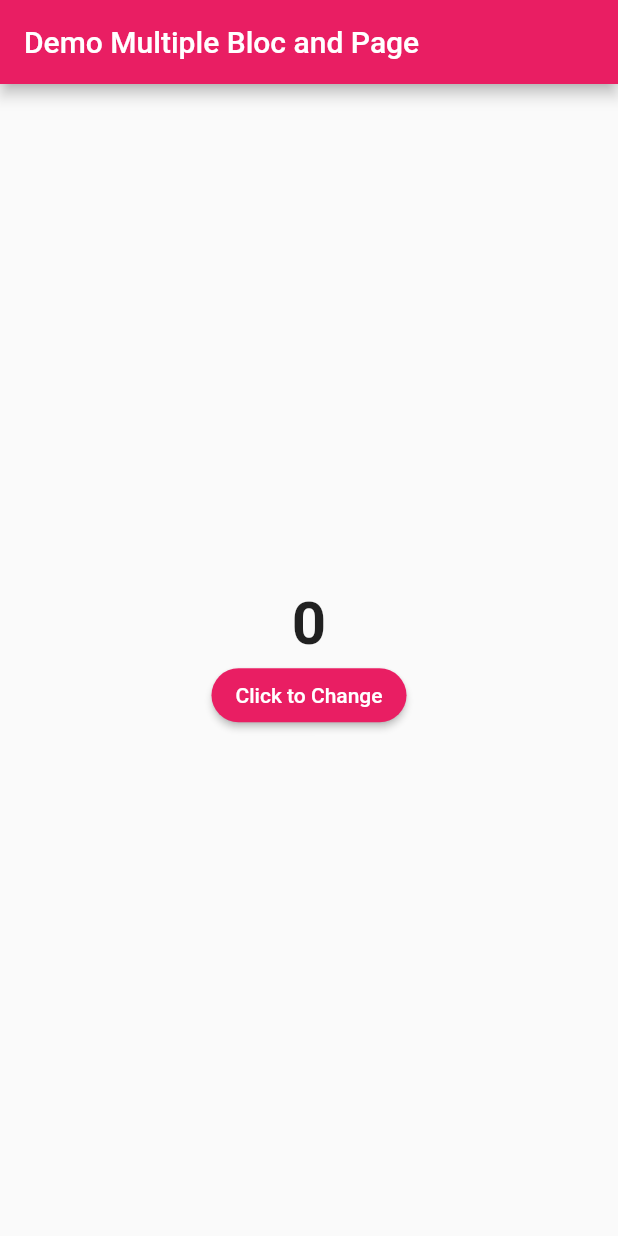
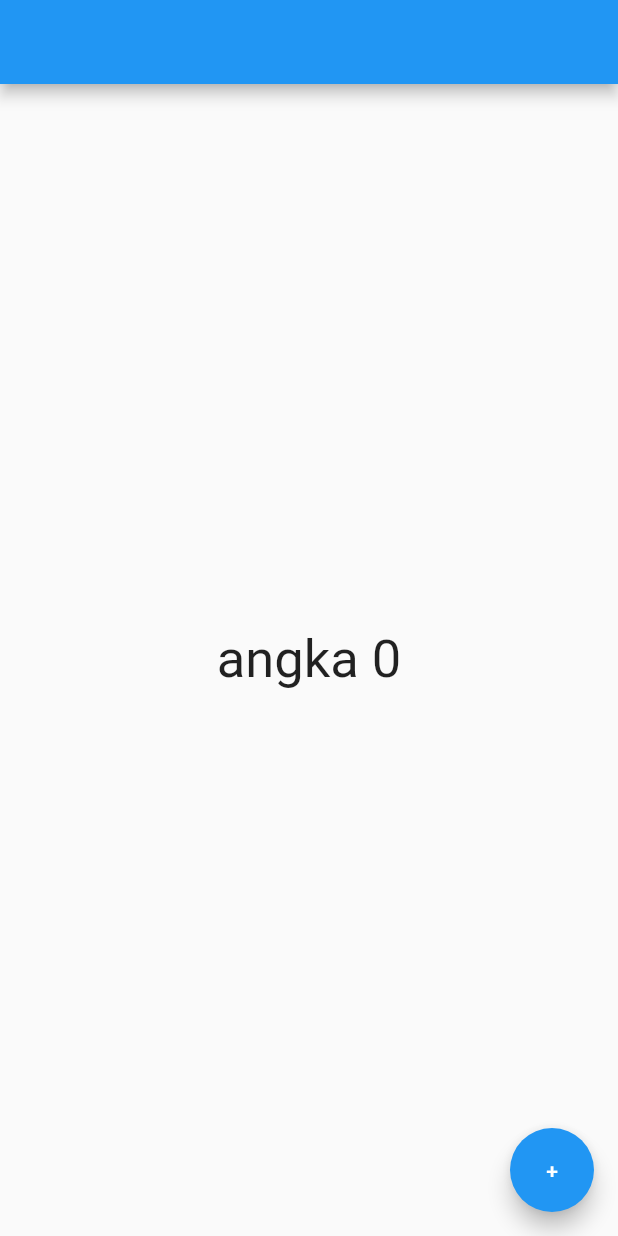
Before and after one commit to farhan1202/belaja_flutter, a Flutter app: the screen it shows after launch, on a phone screen of 412 x 824 dp. Run offline on Flutter 3.47's test engine with Material 2 defaults, Android fonts, the phone set to English and light mode, and no system bars; our stand-ins replace get.

Commit message:
State Management GetX

```diff
--- /dev/null
+++ b/lib/Controller/CounterController.dart
@@ -0,0 +1,11 @@
+import 'package:get/get.dart';
+
+class CounterController extends GetxController {
+  var counter = 0.obs;
+  var isDark = false.obs;
+
+  void changeTheme() => isDark.value = !isDark.value;
+
+  void increment() => counter++;
+  void decrement() => counter--;
+}
--- a/lib/bloc/ColorBloc.dart
+++ /dev/null
@@ -1,20 +0,0 @@
-import 'package:flutter/material.dart';
-import 'package:flutter_bloc/flutter_bloc.dart';
-
-enum ColorEvent { toPink, toAmber, toPurple }
-
-class ColorBloc extends Bloc<ColorEvent, Color> {
-  @override
-  // TODO: implement initialState
-  Color get initialState => Colors.pink;
-
-  @override
-  Stream<Color> mapEventToState(ColorEvent event) async* {
-    // TODO: implement mapEventToState
-    yield (event == ColorEvent.toPink)
-        ? Colors.pink
-        : (event == ColorEvent.toAmber)
-            ? Colors.amber
-            : Colors.purple;
-  }
-}
--- a/lib/bloc/CounterBloc.dart
+++ /dev/null
@@ -1,13 +0,0 @@
-import 'package:flutter_bloc/flutter_bloc.dart';
-
-class CounterBloc extends Bloc<int, int> {
-  @override
-  // TODO: implement initialState
-  int get initialState => 0;
-
-  @override
-  Stream<int> mapEventToState(int event) async* {
-    // TODO: implement mapEventToState
-    yield event;
-  }
-}
--- a/lib/main.dart
+++ b/lib/main.dart
@@ -1,29 +1,19 @@
 import 'package:flutter/material.dart';
-import 'package:flutter_application/bloc/ColorBloc.dart';
-import 'package:flutter_application/bloc/CounterBloc.dart';
-import 'package:flutter_application/ui/MainPage.dart';
-import 'package:flutter_bloc/flutter_bloc.dart';
+import 'package:get/get.dart';
+import 'Controller/CounterController.dart';
+import 'ui/HomePage.dart';
 
 void main() {
   runApp(MyApp());
 }
 
 class MyApp extends StatelessWidget {
+  final counterC = Get.put(CounterController());
   @override
   Widget build(BuildContext context) {
-    return MultiBlocProvider(
-      providers: [
-        BlocProvider<ColorBloc>(
-          create: (context) => ColorBloc(),
-        ),
-        BlocProvider<CounterBloc>(
-          create: (context) => CounterBloc(),
-        ),
-      ],
-      child: MaterialApp(
-        debugShowCheckedModeBanner: false,
-        home: MainPage(),
-      ),
-    );
+    return Obx(() => GetMaterialApp(
+          home: HomePage(),
+          theme: counterC.isDark.value ? ThemeData.dark() : ThemeData.light(),
+        ));
   }
 }
--- a/lib/ui/DraftPage.dart
+++ /dev/null
@@ -1,19 +0,0 @@
-import 'package:flutter/material.dart';
-
-class DraftPage extends StatelessWidget {
-  final Color backgroundColor;
-  final Widget body;
-
-  const DraftPage({Key key, this.backgroundColor, this.body}) : super(key: key);
-
-  @override
-  Widget build(BuildContext context) {
-    return Scaffold(
-      appBar: AppBar(
-        backgroundColor: backgroundColor,
-        title: Text("Demo Multiple Bloc and Page"),
-      ),
-      body: body,
-    );
-  }
-}
--- /dev/null
+++ b/lib/ui/HomePage.dart
@@ -0,0 +1,26 @@
+import 'package:flutter/material.dart';
+import 'package:flutter_application/Controller/CounterController.dart';
+import 'package:get/get.dart';
+
+class HomePage extends StatelessWidget {
+  final c = Get.find<CounterController>();
+  @override
+  Widget build(BuildContext context) {
+    return Scaffold(
+      appBar: AppBar(),
+      body: Center(
+          child: Obx(
+        () => Text(
+          "angka " + c.counter.toString(),
+          style: TextStyle(fontSize: 35),
+        ),
+      )),
+      floatingActionButton: FloatingActionButton(
+        child: Text("+"),
+        onPressed: () {
+          c.changeTheme();
+        },
+      ),
+    );
+  }
+}
--- a/lib/ui/MainPage.dart
+++ /dev/null
@@ -1,44 +0,0 @@
-import 'package:flutter/material.dart';
-import 'package:flutter_application/bloc/ColorBloc.dart';
-import 'package:flutter_application/bloc/CounterBloc.dart';
-import 'package:flutter_application/ui/DraftPage.dart';
-import 'package:flutter_application/ui/SecondPage.dart';
-import 'package:flutter_bloc/flutter_bloc.dart';
-
-class MainPage extends StatelessWidget {
-  @override
-  Widget build(BuildContext context) {
-    return BlocBuilder<ColorBloc, Color>(
-      builder: (context, state) => DraftPage(
-        backgroundColor: state,
-        body: Center(
-            child: Column(
-          mainAxisSize: MainAxisSize.min,
-          children: [
-            BlocBuilder<CounterBloc, int>(
-              builder: (context, state) => Text(
-                state.toString(),
-                style: TextStyle(fontSize: 40, fontWeight: FontWeight.w700),
-              ),
-            ),
-            RaisedButton(
-              onPressed: () {
-                Navigator.push(
-                    context,
-                    MaterialPageRoute(
-                      builder: (context) => SecondPage(),
-                    ));
-              },
-              child: Text(
-                "Click to Change",
-                style: TextStyle(color: Colors.white),
-              ),
-              color: state,
-              shape: StadiumBorder(),
-            )
-          ],
-        )),
-      ),
-    );
-  }
-}
```
Also changed, not shown: lib/ui/SecondPage.dart (deleted, +0 -72 lines), pubspec.yaml (+12 -20 lines), pubspec.lock.
